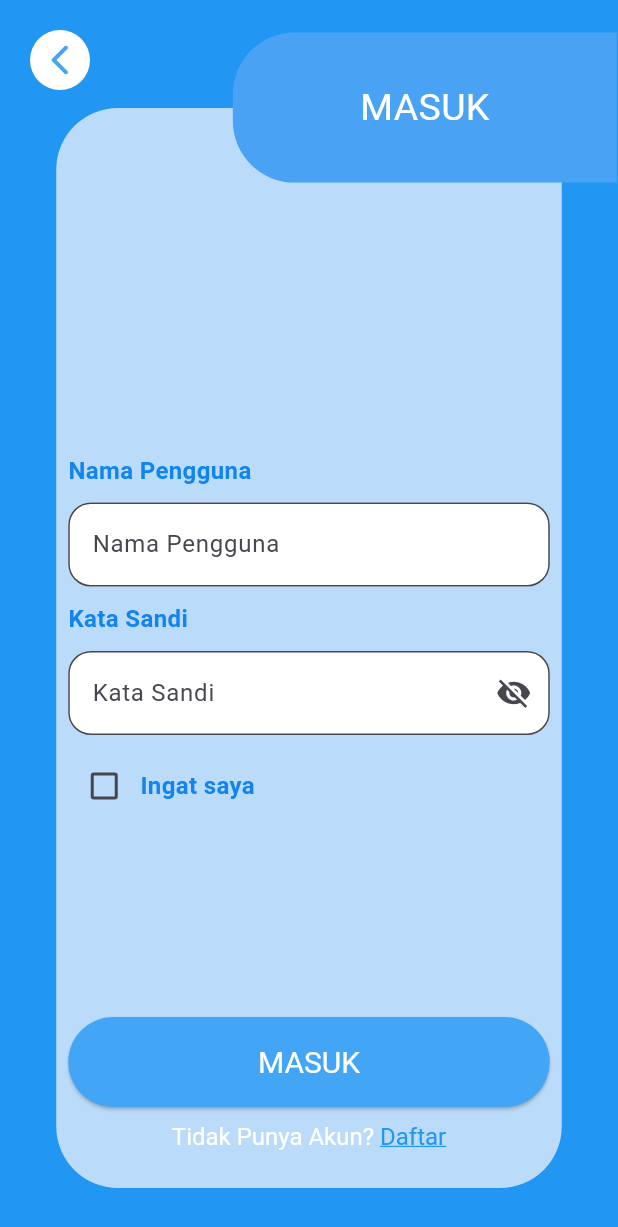
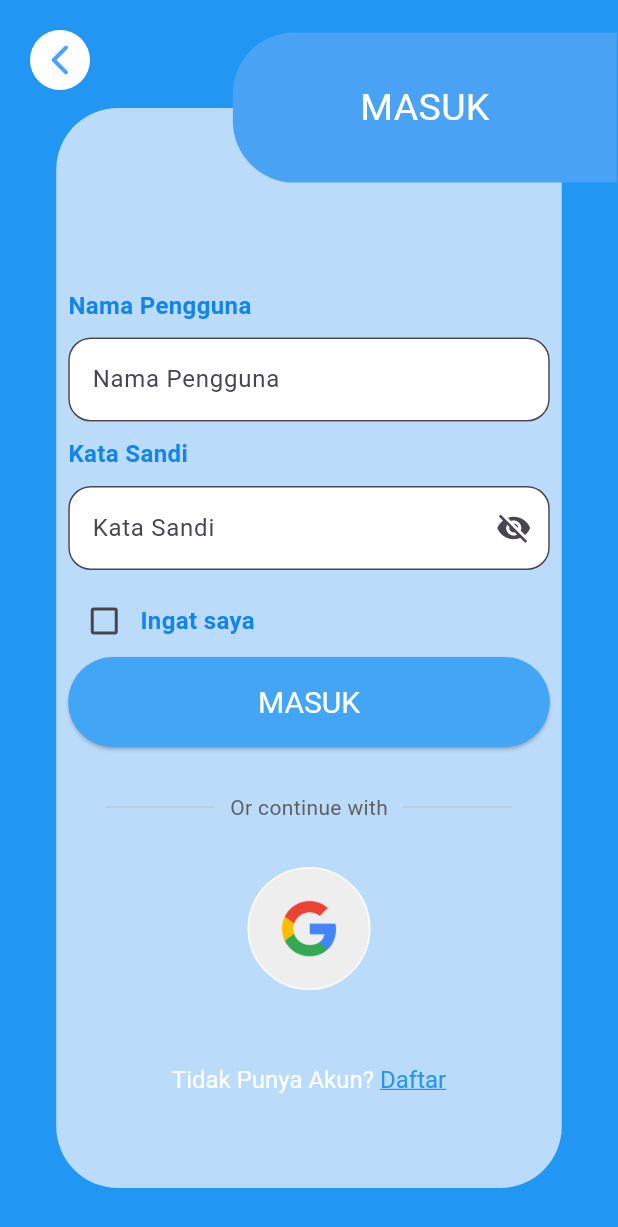
Before and after one commit to JenniVel/ProjekPab2, a Flutter app: the MasukScreen screen opened by its route, on a phone screen of 412 x 824 dp. Shown: the top 1227 px of the screen. Run offline on Flutter 3.47's test engine with Material 3 defaults, Android fonts, the phone set to English and light mode, and no system bars; our stand-ins replace firebase_auth, firebase_core, firebase_database, google_fonts, shared_preferences; missing offline and left inert: encrypt; accounts and stored records are empty; Roboto replaces fonts that are missing (fonts/Inter-Black.ttf, fonts/Inter-Bold.ttf).

Commit message:
tampilan google

```diff
--- /dev/null
+++ b/lib/komponen/google.dart
@@ -0,0 +1,27 @@
+import 'package:flutter/material.dart';
+
+class Tombol extends StatelessWidget {
+  final String imagePath ;
+  const Tombol({
+    super.key,
+    required this.imagePath,
+  });
+
+  @override
+  Widget build(BuildContext context) {
+    return Center(
+      child: Container(
+        padding: EdgeInsets.all(20),
+        decoration: BoxDecoration(
+          border: Border.all(color: Colors.white),
+          borderRadius: BorderRadius.circular(100),
+          color: Colors.grey[200],
+        ),
+        child: Image.asset(
+          imagePath,
+          height: 40,
+        ),
+      ),
+    );
+  }
+}
--- a/lib/main.dart
+++ b/lib/main.dart
@@ -25,7 +25,7 @@ class MainApp extends StatelessWidget {
       theme: ThemeData(),
       // home: const TrupayScreen(),
       // debugShowCheckedModeBanner: false,
-      home: DaftarScreen(),
+      home: MasukScreen(),
       initialRoute: '/',
       routes: {
         '/daftar': (context) => const DaftarScreen(),
--- a/lib/screens/awalan/masuk_screen.dart
+++ b/lib/screens/awalan/masuk_screen.dart
@@ -1,5 +1,6 @@
 import 'package:flutter/gestures.dart';
 import 'package:flutter/material.dart';
+import 'package:projek/komponen/google.dart';
 import 'package:shared_preferences/shared_preferences.dart';
 import 'package:encrypt/encrypt.dart' as encrypt;
 
@@ -131,7 +132,7 @@ class _MasukScreenState extends State<MasukScreen> {
                   alignment: AlignmentDirectional(-1.00, 0.00),
                   child: Form(
                     child: Padding(
-                      padding: EdgeInsetsDirectional.fromSTEB(8, 230, 8, 0),
+                      padding: EdgeInsetsDirectional.fromSTEB(8, 120, 8, 0),
                       child: Column(
                         crossAxisAlignment: CrossAxisAlignment.start,
                         children: [
@@ -233,12 +234,10 @@ class _MasukScreenState extends State<MasukScreen> {
                           ),
                           Padding(
                             padding: const EdgeInsetsDirectional.fromSTEB(
-                                0, 130, 0, 10),
+                                0, 0, 0, 0),
                             child: ElevatedButton(
                               onPressed: _signIn,
                               style: ElevatedButton.styleFrom(
-                                  padding: const EdgeInsetsDirectional.fromSTEB(
-                                      100, 0, 100, 0),
                                   fixedSize: const Size(360, 60),
                                   textStyle: const TextStyle(
                                     fontSize: 20,
@@ -250,6 +249,50 @@ class _MasukScreenState extends State<MasukScreen> {
                               child: const Text("MASUK"),
                             ),
                           ),
+
+              const SizedBox(height: 30),
+
+              // or continue with
+              Padding(
+                padding: const EdgeInsets.symmetric(horizontal: 25.0),
+                child: Row(
+                  children: [
+                    Expanded(
+                      child: Divider(
+                        thickness: 0.5,
+                        color: Colors.grey[400],
+                      ),
+                    ),
+                    Padding(
+                      padding: const EdgeInsets.symmetric(horizontal: 10.0),
+                      child: Text(
+                        'Or continue with',
+                        style: TextStyle(color: Colors.grey[700]),
+                      ),
+                    ),
+                    Expanded(
+                      child: Divider(
+                        thickness: 0.5,
+                        color: Colors.grey[400],
+                      ),
+                    ),
+                  ],
+                ),
+              ),
+
+              const SizedBox(height: 30),
+
+              // google + apple sign in buttons
+              const Row(
+                mainAxisAlignment: MainAxisAlignment.center,
+                children:  [
+                  // google button
+                  Tombol(imagePath: 'lib/images/google.png'),
+                ],
+              ),
+
+              const SizedBox(height: 50),
+
                           Center(
                             child: RichText(
                                 text: TextSpan(
--- a/pubspec.yaml
+++ b/pubspec.yaml
@@ -39,3 +39,5 @@ dev_dependencies:
 
 flutter:
   uses-material-design: true
+  assets:
+    - lib/images/
```
Also changed, not shown: lib/images/google.png (added), pubspec.lock.
